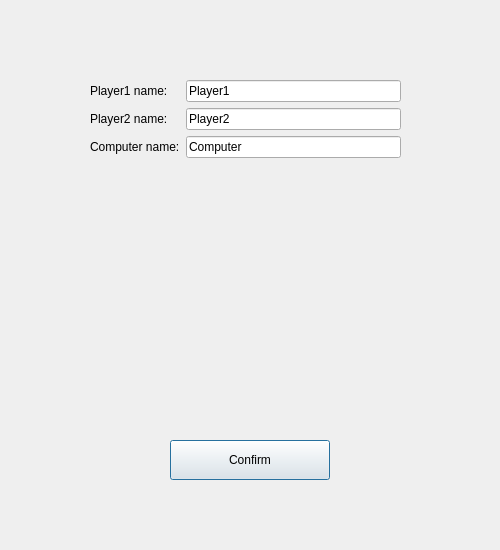
The window that src/GUI/settings.ui (chudyandrej/OthelloGame_cpp) describes before a commit, drawn with Qt 5.
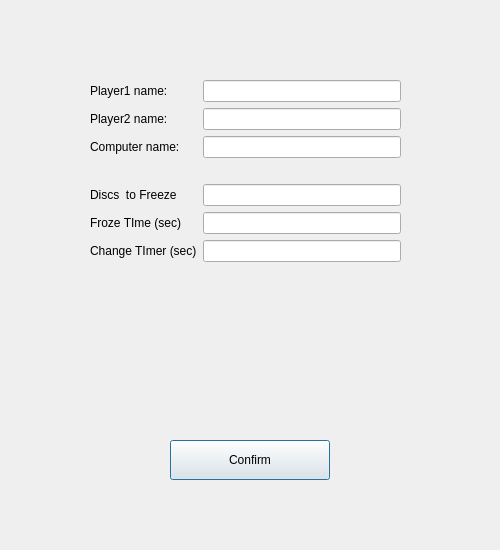
The same window after the commit.

Commit message: reorganised, settings improved

Patch:
```diff
--- a/src/GUI/settings.ui
+++ b/src/GUI/settings.ui
@@ -52,7 +52,7 @@
     <item row="0" column="1">
      <widget class="QLineEdit" name="player1TextField">
       <property name="text">
-       <string>Player1</string>
+       <string/>
       </property>
      </widget>
     </item>
@@ -66,7 +66,7 @@
     <item row="1" column="1">
      <widget class="QLineEdit" name="player2TextField">
       <property name="text">
-       <string>Player2</string>
+       <string/>
       </property>
      </widget>
     </item>
@@ -80,17 +80,47 @@
     <item row="2" column="1">
      <widget class="QLineEdit" name="computerTextField">
       <property name="text">
-       <string>Computer</string>
+       <string/>
       </property>
      </widget>
     </item>
-    <item row="3" column="0">
+    <item row="4" column="0">
+     <widget class="QLabel" name="discsToFreezeLabel">
+      <property name="text">
+       <string>Discs  to Freeze</string>
+      </property>
+     </widget>
+    </item>
+    <item row="5" column="0">
+     <widget class="QLabel" name="frozeTimeLabel">
+      <property name="text">
+       <string>Froze TIme (sec)</string>
+      </property>
+     </widget>
+    </item>
+    <item row="6" column="0">
+     <widget class="QLabel" name="ChangeTimerLabel">
+      <property name="text">
+       <string>Change TImer (sec)</string>
+      </property>
+     </widget>
+    </item>
+    <item row="3" column="0" colspan="2">
      <widget class="QLabel" name="label">
       <property name="text">
        <string/>
       </property>
      </widget>
     </item>
+    <item row="4" column="1">
+     <widget class="QLineEdit" name="discsToFreezeTField"/>
+    </item>
+    <item row="5" column="1">
+     <widget class="QLineEdit" name="frozeTimeTField"/>
+    </item>
+    <item row="6" column="1">
+     <widget class="QLineEdit" name="changerTimerTField"/>
+    </item>
    </layout>
   </widget>
  </widget>
```
The commit also changes 11 other files.
